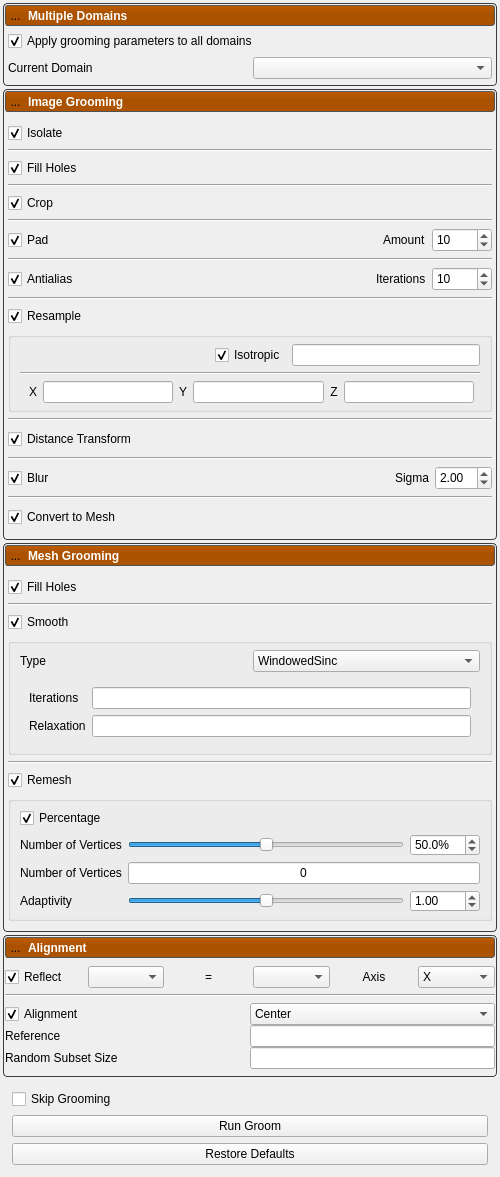
Old version of the form Studio/Groom/GroomTool.ui in the repository SCIInstitute/ShapeWorks.
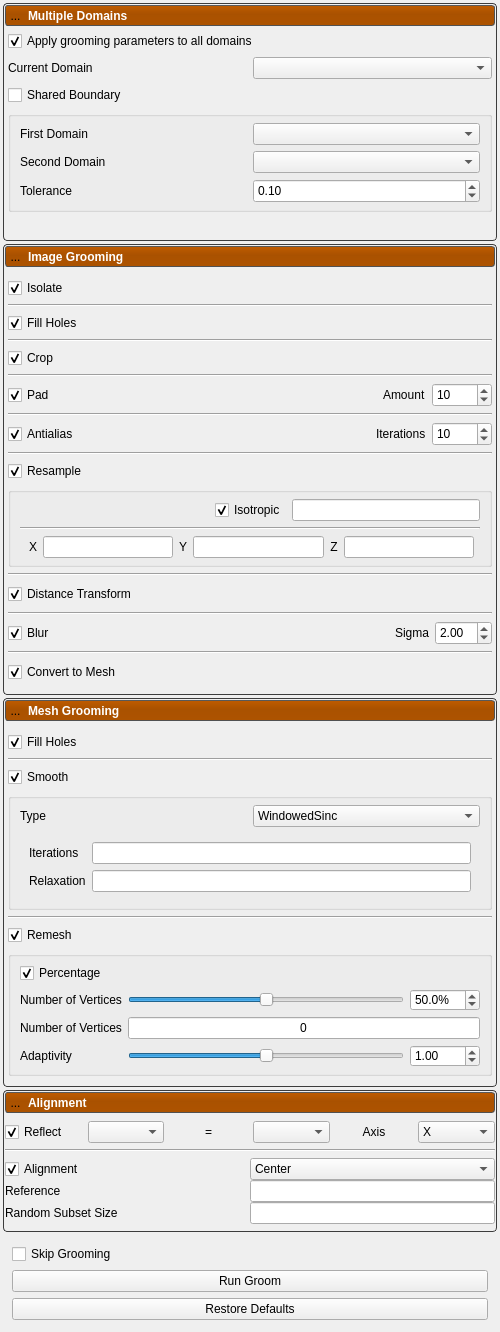
New version of the form. Icons and pictures are not drawn. Custom widgets are drawn as their Qt base class.

Commit message: Adding shared boundary groom settings.

```diff
--- a/Studio/Groom/GroomTool.ui
+++ b/Studio/Groom/GroomTool.ui
@@ -7,7 +7,7 @@
     <x>0</x>
     <y>0</y>
     <width>500</width>
-    <height>1136</height>
+    <height>1262</height>
    </rect>
   </property>
   <property name="windowTitle">
@@ -299,9 +299,6 @@
             <property name="bottomMargin">
              <number>0</number>
             </property>
-            <item row="1" column="1">
-             <widget class="QComboBox" name="domain_box"/>
-            </item>
             <item row="1" column="0">
              <widget class="QLabel" name="current_domain_label">
               <property name="text">
@@ -319,6 +316,87 @@
               </property>
              </widget>
             </item>
+            <item row="2" column="0">
+             <widget class="QCheckBox" name="shared_boundary">
+              <property name="text">
+               <string>Shared Boundary</string>
+              </property>
+             </widget>
+            </item>
+            <item row="1" column="1">
+             <widget class="QComboBox" name="domain_box"/>
+            </item>
+            <item row="4" column="1">
+             <widget class="QWidget" name="widget" native="true">
+              <layout class="QGridLayout" name="gridLayout_9"/>
+             </widget>
+            </item>
+            <item row="3" column="0" colspan="2">
+             <widget class="QGroupBox" name="shared_boundary_panel">
+              <property name="font">
+               <font>
+                <bold>false</bold>
+               </font>
+              </property>
+              <property name="title">
+               <string/>
+              </property>
+              <property name="checkable">
+               <bool>false</bool>
+              </property>
+              <layout class="QGridLayout" name="gridLayout_21">
+               <property name="topMargin">
+                <number>6</number>
+               </property>
+               <property name="bottomMargin">
+                <number>6</number>
+               </property>
+               <item row="0" column="1">
+                <widget class="QComboBox" name="shared_boundary_first_domain"/>
+               </item>
+               <item row="2" column="1">
+                <widget class="QDoubleSpinBox" name="shared_boundary_tolerance">
+                 <property name="minimumSize">
+                  <size>
+                   <width>0</width>
+                   <height>24</height>
+                  </size>
+                 </property>
+                 <property name="maximum">
+                  <double>99999.000000000000000</double>
+                 </property>
+                 <property name="value">
+                  <double>0.100000000000000</double>
+                 </property>
+                </widget>
+               </item>
+               <item row="2" column="0">
+                <widget class="QLabel" name="shared_boundary_tolerance_label">
+                 <property name="text">
+                  <string>Tolerance</string>
+                 </property>
+                </widget>
+               </item>
+               <item row="0" column="0">
+                <widget class="QLabel" name="shared_boundary_first_domain_label">
+                 <property name="text">
+                  <string>First Domain</string>
+                 </property>
+                </widget>
+               </item>
+               <item row="1" column="0">
+                <widget class="QLabel" name="shared_boundary_second_domain_label">
+                 <property name="text">
+                  <string>Second Domain</string>
+                 </property>
+                </widget>
+               </item>
+               <item row="1" column="1">
+                <widget class="QComboBox" name="shared_boundary_second_domain"/>
+               </item>
+              </layout>
+             </widget>
+            </item>
            </layout>
           </widget>
          </item>
```
The commit also changes 3 other files.
